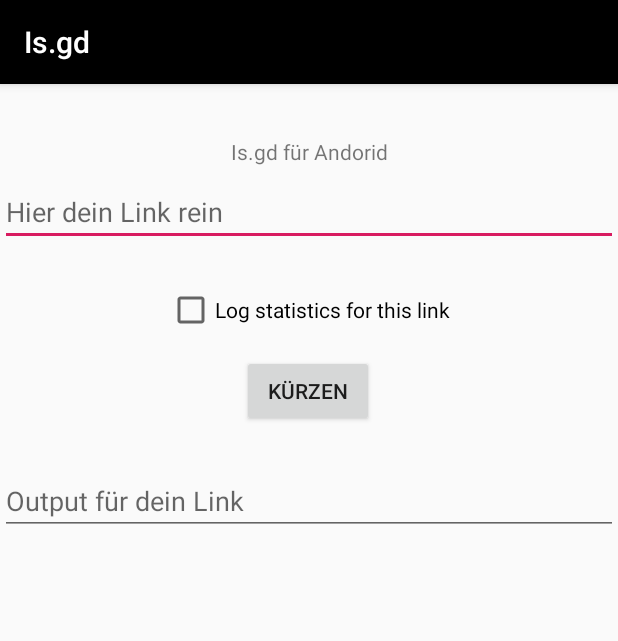
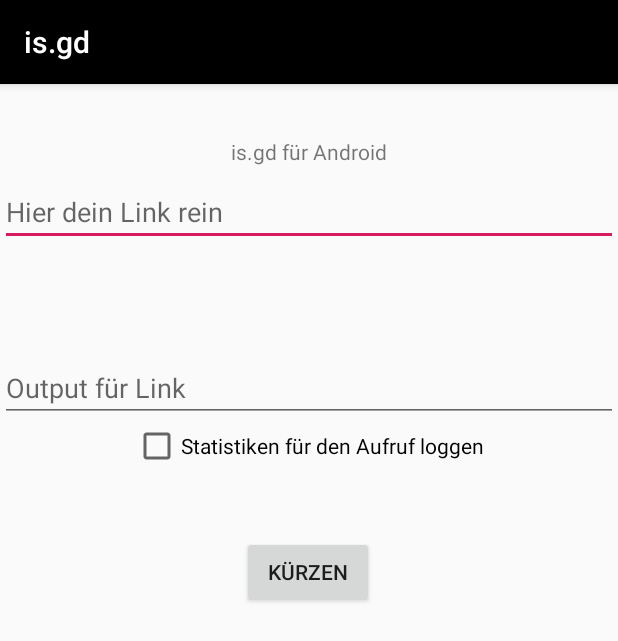
Before and after one commit to benni347/isgd, an Android app: the screen it shows after launch (MainActivity), after a tap on "KÜRZEN", on a phone screen of 412 x 824 dp. Shown: the top 641 px of the screen. Run offline under Robolectric (Android 15) with nearby library versions, the phone set to English and light mode, and no system bars; libraries missing offline, so code that uses them is left out: com.baeldung.httprequest.

Commit message:
Fertig gemacht.

```diff
--- a/app/src/main/java/com/example/isgd/MainActivity.java
+++ b/app/src/main/java/com/example/isgd/MainActivity.java
@@ -3,12 +3,29 @@ package com.example.isgd;
 import androidx.appcompat.app.AppCompatActivity;
 
 import android.os.Bundle;
+import android.os.StrictMode;
 import android.view.View;
+import android.widget.CheckBox;
 import android.widget.TextView;
 
+import com.baeldung.httprequest.ParameterStringBuilder;
+
+import java.io.BufferedReader;
+import java.io.DataOutputStream;
+import java.io.IOException;
+import java.io.InputStream;
+import java.io.InputStreamReader;
 import java.io.UnsupportedEncodingException;
+import java.net.HttpURLConnection;
+import java.net.MalformedURLException;
+import java.net.ProtocolException;
+import java.net.URL;
 import java.net.URLEncoder;
 import java.nio.charset.StandardCharsets;
+import java.util.HashMap;
+import java.util.Map;
+
+import java.io.IOException;
 
 public class MainActivity extends AppCompatActivity {
 
@@ -16,19 +33,103 @@ public class MainActivity extends AppCompatActivity {
     protected void onCreate(Bundle savedInstanceState) {
         super.onCreate(savedInstanceState);
         setContentView(R.layout.activity_main);
+
+        if (android.os.Build.VERSION.SDK_INT > 9)
+        {
+            StrictMode.ThreadPolicy policy = new
+                    StrictMode.ThreadPolicy.Builder().permitAll().build();
+            StrictMode.setThreadPolicy(policy);
+        }
     }
 
-    public void test(View view) {
+    public static String executePost(String targetURL, String urlParameters) {
+        HttpURLConnection connection = null;
+
+        try {
+            // Create connection
+            URL url = new URL(targetURL);
+            connection = (HttpURLConnection) url.openConnection();
+            connection.setRequestMethod("POST");
+            connection.setRequestProperty("Content-Type",
+                    "application/x-www-form-urlencoded");
+
+            connection.setRequestProperty("Content-Length",
+                    Integer.toString(urlParameters.getBytes().length));
+            connection.setRequestProperty("Content-Language", "en-US");
+
+            connection.setUseCaches(false);
+            connection.setDoOutput(true);
+
+            //Send request
+            DataOutputStream wr = new DataOutputStream (
+                    connection.getOutputStream());
+            wr.writeBytes(urlParameters);
+            wr.close();
+
+            //Get Response
+            InputStream is = connection.getInputStream();
+            BufferedReader rd = new BufferedReader(new InputStreamReader(is));
+            StringBuilder response = new StringBuilder(); // or StringBuffer if Java version 5+
+            String line;
+            while ((line = rd.readLine()) != null) {
+                response.append(line);
+                response.append('\r');
+            }
+            rd.close();
+            return response.toString();
+        } catch (Exception e) {
+            e.printStackTrace();
+            return null;
+        } finally {
+            if (connection != null) {
+                connection.disconnect();
+            }
+        }
+    }
+
+    private String readStream(InputStream is) throws IOException {
+        StringBuilder sb = new StringBuilder();
+        BufferedReader r = new BufferedReader(new InputStreamReader(is),1000);
+        for (String line = r.readLine(); line != null; line =r.readLine()){
+            sb.append(line);
+        }
+        is.close();
+        return sb.toString();
+    }
+
+    public void test(View view) throws MalformedURLException {
         TextView input = (TextView) findViewById(R.id.inpout);
+
+        // Does the user want statistics to be logged?
+        boolean logStats = ((CheckBox) findViewById(R.id.stats)).isChecked();
+
+        // Read the "long" input URL
         String inputurl = input.getText().toString();
         try {
+            // Encode the URL (convert chars like ":" and "&")
             inputurl = URLEncoder.encode(inputurl, StandardCharsets.UTF_8.toString());
         } catch (UnsupportedEncodingException e) {
             e.printStackTrace();
         }
 
-        TextView output = (TextView) findViewById(R.id.outpout);
-        output.setText(inputurl);
+        // Build the string with the url parameters (after the "create.php")
+        String urlParameters = new StringBuilder()
+                .append("format=simple")
+                .append("&url=").append(inputurl)
+                .toString();
 
+        // Are stats to be logged?
+        // If so, append "logstats=1" to urlParameters
+        if (logStats) urlParameters = new StringBuilder(urlParameters).append("&logstats=1").toString();
+
+        // Is there an inputurl which is to be shortened?
+        // Only do a http call, IF there's a long URL
+        if (inputurl != null && !inputurl.isEmpty()) {
+            String shortURL;
+            shortURL = MainActivity.executePost(getString(R.string.create_url_base), urlParameters);
+
+            TextView output = (TextView) findViewById(R.id.outpout);
+            output.setText(shortURL);
+        }
     }
 }
--- a/app/src/main/res/layout/activity_main.xml
+++ b/app/src/main/res/layout/activity_main.xml
@@ -43,17 +43,15 @@
         app:layout_constraintVertical_bias="0.087" />
 
     <CheckBox
-        android:id="@+id/checkBox"
+        android:id="@+id/stats"
         android:layout_width="wrap_content"
         android:layout_height="wrap_content"
         android:checked="false"
         android:text="@string/log"
-        app:layout_constraintBottom_toBottomOf="parent"
         app:layout_constraintEnd_toEndOf="parent"
-        app:layout_constraintHorizontal_bias="0.498"
+        app:layout_constraintHorizontal_bias="0.497"
         app:layout_constraintStart_toStartOf="parent"
-        app:layout_constraintTop_toTopOf="parent"
-        app:layout_constraintVertical_bias="0.183" />
+        app:layout_constraintTop_toBottomOf="@+id/outpout" />
 
     <Button
         android:id="@+id/button"
@@ -66,32 +64,20 @@
         app:layout_constraintEnd_toEndOf="parent"
         app:layout_constraintHorizontal_bias="0.498"
         app:layout_constraintStart_toStartOf="parent"
-        app:layout_constraintTop_toTopOf="parent"
-        app:layout_constraintVertical_bias="0.251" />
-
-    <com.google.android.material.textfield.TextInputLayout
-        android:layout_width="409dp"
-        android:layout_height="wrap_content"
-        android:layout_marginEnd="2dp"
-        app:layout_constraintBottom_toBottomOf="parent"
-        app:layout_constraintEnd_toEndOf="parent"
-        app:layout_constraintHorizontal_bias="0.0"
-        app:layout_constraintStart_toStartOf="parent"
-        app:layout_constraintTop_toTopOf="parent"
-        app:layout_constraintVertical_bias="0.317">
-
-    </com.google.android.material.textfield.TextInputLayout>
+        app:layout_constraintTop_toBottomOf="@+id/stats"
+        app:layout_constraintVertical_bias="0.095" />
 
     <com.google.android.material.textfield.TextInputEditText
         android:id="@+id/outpout"
         android:layout_width="match_parent"
         android:layout_height="wrap_content"
-        android:layout_marginTop="13dp"
         android:layout_marginBottom="454dp"
         android:hint="@string/output"
         app:layout_constraintBottom_toBottomOf="parent"
         app:layout_constraintEnd_toEndOf="parent"
+        app:layout_constraintHorizontal_bias="1.0"
         app:layout_constraintStart_toStartOf="parent"
-        app:layout_constraintTop_toBottomOf="@+id/button" />
+        app:layout_constraintTop_toBottomOf="@+id/inpout"
+        app:layout_constraintVertical_bias="0.448" />
 
 </androidx.constraintlayout.widget.ConstraintLayout>
--- a/app/src/main/res/values/strings.xml
+++ b/app/src/main/res/values/strings.xml
@@ -1,8 +1,9 @@
 <resources>
-    <string name="app_name">Is.gd</string>
-    <string name="title">Is.gd für Andorid</string>
+    <string name="app_name">is.gd</string>
+    <string name="title">is.gd für Android</string>
     <string name="hint">Hier dein Link rein</string>
-    <string name="log">Log statistics for this link</string>
+    <string name="log">Statistiken für den Aufruf loggen</string>
     <string name="schort">Kürzen</string>
-    <string name="output">Output für dein Link</string>
+    <string name="output">Output für Link</string>
+    <string name="create_url_base">https://is.gd/create.php</string>
 </resources>
```
